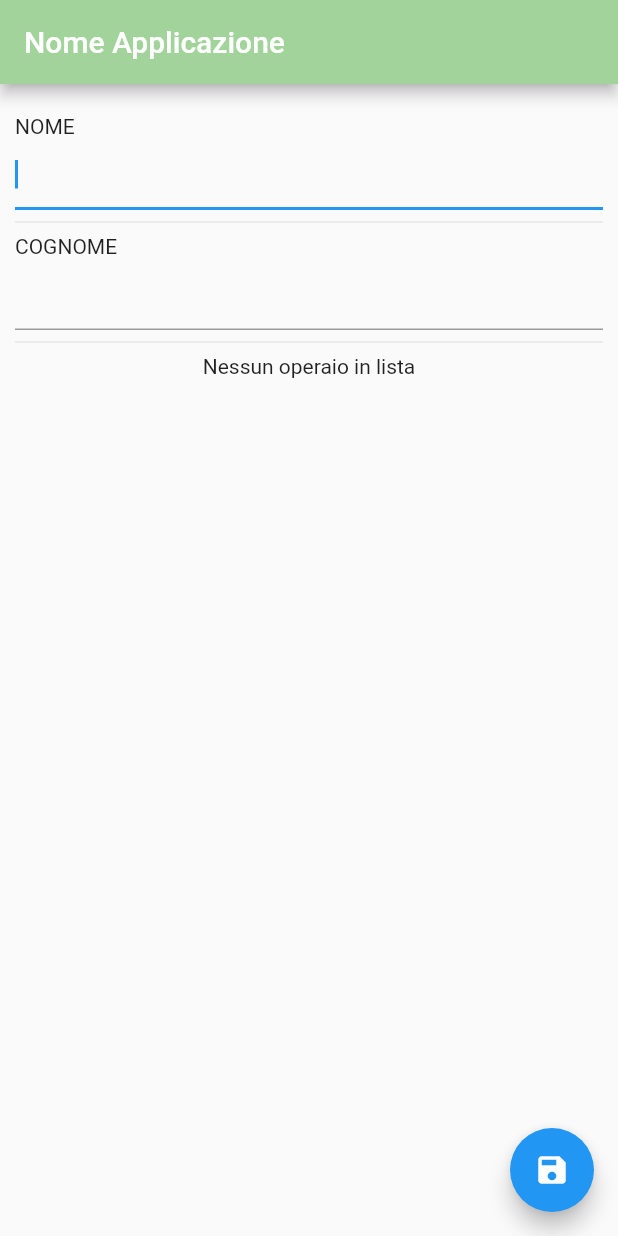
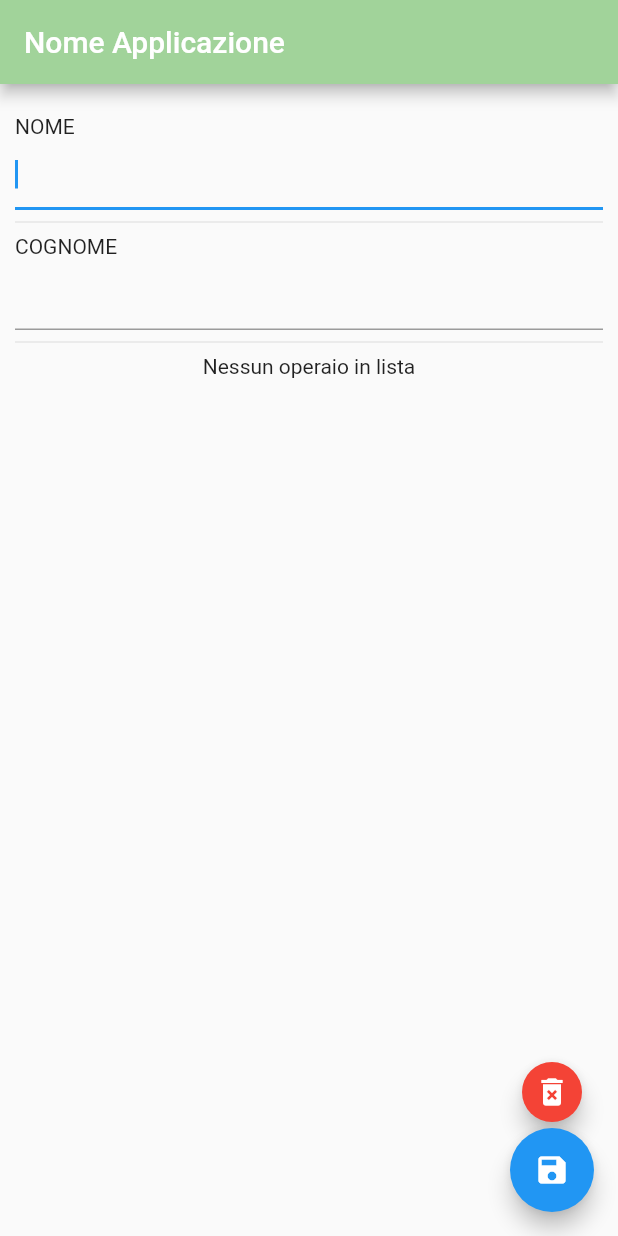
Before and after one commit to Luigita/Rilievi-Nusco, a Flutter app: the screen it shows after launch, after a tap on the "save" icon, on a phone screen of 412 x 824 dp. Run offline on Flutter 3.47's test engine with Material 2 defaults, Android fonts, the phone set to English and light mode, and no system bars; our stand-ins replace camera, sqflite; accounts and stored records are empty; statements that could not run were skipped.

```diff
--- a/lib/main.dart
+++ b/lib/_main.dart
@@ -72,6 +72,7 @@ class _InserimentoTestoState extends State<InserimentoTesto> {
             ListView(
               padding: const EdgeInsets.only(top: 20, left:10 , right: 10),
               children: [
+                //TODO aggiungere gli altri campi da alimentare
                 const Text('NOME'),
                 TextField(
                   autofocus: true,
@@ -138,7 +139,24 @@ class _InserimentoTestoState extends State<InserimentoTesto> {
               ],
             ),
         ),
-        floatingActionButton: FloatingActionButton(
+        //TODO implementare finestra sei sicuro
+        floatingActionButton: Column(
+          mainAxisAlignment: MainAxisAlignment.end,
+          children: [
+            FloatingActionButton(
+              mini: true,
+              backgroundColor: Colors.red,
+              child: const Icon(Icons.delete_forever),
+              onPressed: () async {
+                await DBHelper.instance.deleteAll();
+                setState(() {
+                  textController[0].clear();
+                  textController[1].clear();
+                  selectedId = null;
+                });
+              },
+            ),
+            FloatingActionButton(
               child: const Icon(Icons.save),
               onPressed: () async {
                 selectedId != null
@@ -155,6 +173,8 @@ class _InserimentoTestoState extends State<InserimentoTesto> {
                 });
               },
             ),
+          ],
+        ),
       ),
     );
   }
--- a/lib/mio_database.dart
+++ b/lib/mio_database.dart
@@ -63,7 +63,8 @@ class DBHelper{
       CREATE TABLE operai(
         id INTEGER PRIMARY KEY,
         name TEXT,
-        cognome TEXT
+        cognome TEXT,
+        foto BLOB
       )
     ''');
   }
@@ -91,4 +92,9 @@ class DBHelper{
     Database db = await instance.database;
     return await db.update('operai', operaio.toMap(), where: 'id = ?', whereArgs: [operaio.id]);
   }
+
+  Future<int> deleteAll() async {
+    Database db = await instance.database;
+    return await db.delete('operai');
+  }
 }
```
Lines whose indentation alone changed are shown as unchanged.
